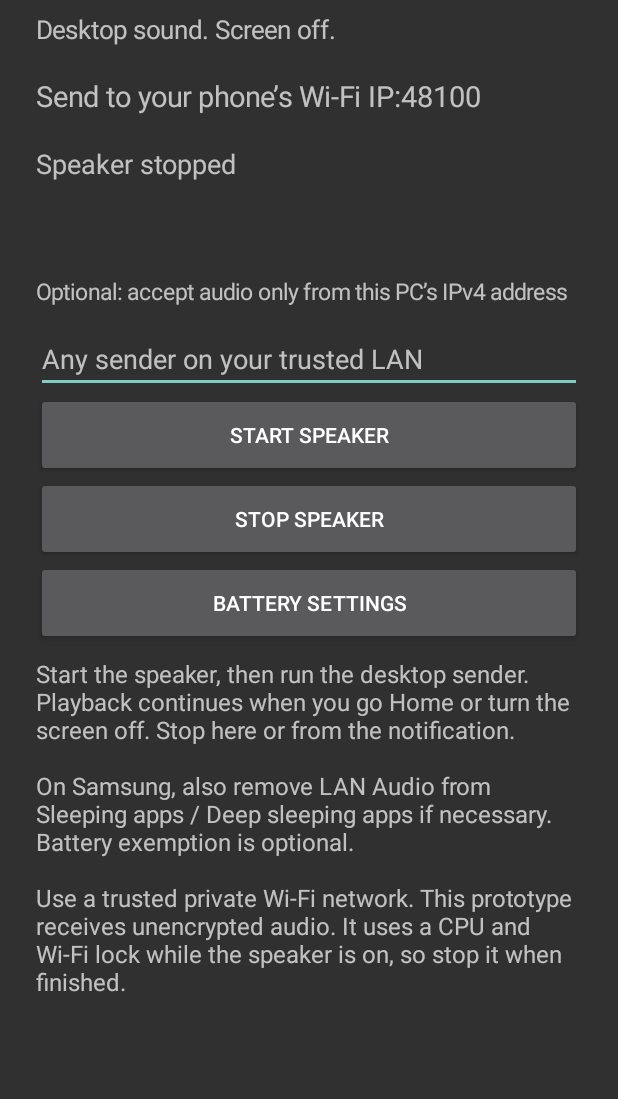
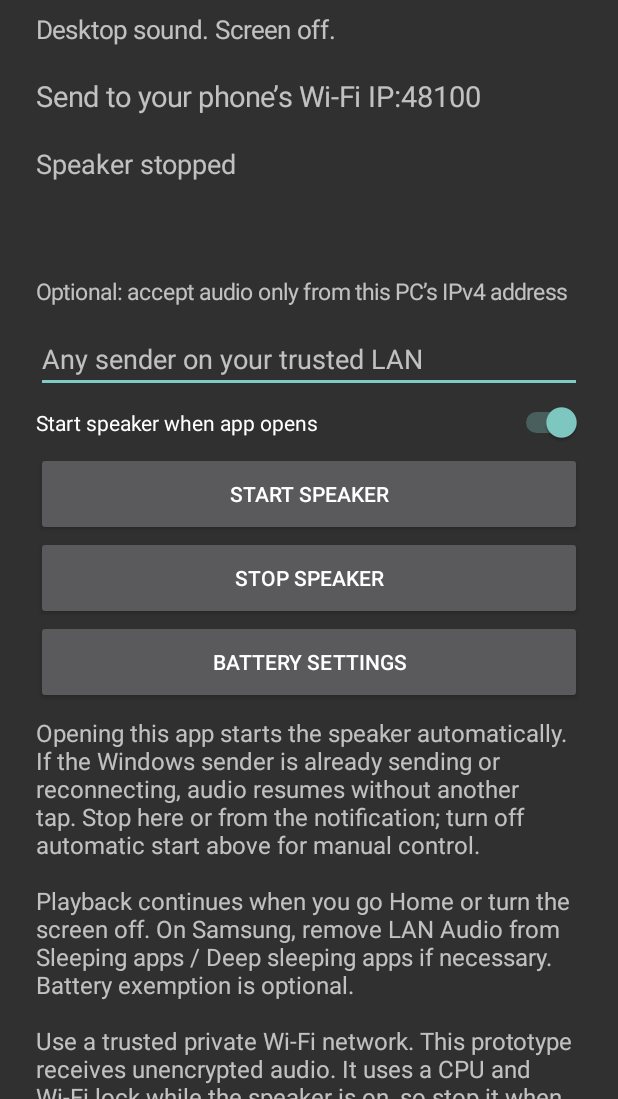
Before and after one commit to neuronsarealsocool/lan-audio, an Android app: the screen it shows after launch (MainActivity), on a phone screen of 412 x 824 dp, the part 137-1236 px from its top. Run offline under Robolectric (Android 15) with nearby library versions, the phone set to English and light mode, and no system bars.

Commit message:
Start Android speaker automatically when opening the app

```diff
--- a/app/build.gradle
+++ b/app/build.gradle
@@ -6,8 +6,8 @@ android {
         applicationId 'io.github.neuronsarealsocool.lanaudio'
         minSdk 23
         targetSdk 35
-        versionCode 2
-        versionName '0.2.0'
+        versionCode 3
+        versionName '0.2.1'
     }
     compileOptions { sourceCompatibility JavaVersion.VERSION_17; targetCompatibility JavaVersion.VERSION_17 }
 }
--- a/app/src/main/java/io/github/neuronsarealsocool/lanaudio/MainActivity.java
+++ b/app/src/main/java/io/github/neuronsarealsocool/lanaudio/MainActivity.java
@@ -17,11 +17,15 @@ public final class MainActivity extends Activity {
     private final Handler handler=new Handler();
     private TextView status;
     private EditText sender;
+    private boolean autoStartOnEntry=true;
     private final Runnable refresh=new Runnable() { public void run() {
         status.setText(PlaybackService.status + "\n\n" + PlaybackService.statistics); handler.postDelayed(this,1000);
     }};
     @Override public void onCreate(Bundle state) {
         super.onCreate(state); setVolumeControlStream(android.media.AudioManager.STREAM_MUSIC);
+        // Rotation recreates the activity while the same speaker session remains.
+        // A new process, including a restored task, is a fresh app opening.
+        autoStartOnEntry=state==null || state.getInt("processId",-1)!=android.os.Process.myPid();
         LinearLayout column=new LinearLayout(this); column.setOrientation(LinearLayout.VERTICAL); column.setPadding(dp(24),dp(28),dp(24),dp(28));
         ScrollView scroll=new ScrollView(this); scroll.addView(column); setContentView(scroll);
         label(column,"LAN Audio",32); label(column,"Desktop sound. Screen off.",17);
@@ -31,21 +35,45 @@ public final class MainActivity extends Activity {
         sender=new EditText(this); sender.setSingleLine(); sender.setHint("Any sender on your trusted LAN");
         sender.setInputType(android.text.InputType.TYPE_CLASS_PHONE);
         sender.setText(getPreferences(0).getString("sender","")); column.addView(sender);
-        button(column,"Start speaker",v -> {
-            String ip=sender.getText().toString().trim();
-            if (!ip.isEmpty() && !validIp(ip)) { sender.setError("Enter a numeric IPv4 address"); return; }
-            getPreferences(0).edit().putString("sender",ip).apply();
-            if (Build.VERSION.SDK_INT>=33 && checkSelfPermission(Manifest.permission.POST_NOTIFICATIONS)!=PackageManager.PERMISSION_GRANTED)
-                requestPermissions(new String[]{Manifest.permission.POST_NOTIFICATIONS},1);
-            Intent i=new Intent(this,PlaybackService.class).putExtra("sender",ip);
-            if(Build.VERSION.SDK_INT>=26) startForegroundService(i); else startService(i);
+        Switch automatic=new Switch(this);
+        automatic.setText("Start speaker when app opens");
+        automatic.setChecked(getPreferences(0).getBoolean("auto_start",true));
+        automatic.setPadding(0,dp(10),0,dp(10));column.addView(automatic);
+        automatic.setOnCheckedChangeListener((view,checked) -> {
+            getPreferences(0).edit().putBoolean("auto_start",checked).apply();
+            if(checked)startSpeaker(true);
         });
+        button(column,"Start speaker",v -> startSpeaker(false));
         button(column,"Stop speaker",v -> stopService(new Intent(this,PlaybackService.class)));
         button(column,"Battery settings",v -> {
             try { startActivity(new Intent(Settings.ACTION_IGNORE_BATTERY_OPTIMIZATION_SETTINGS)); }
             catch(ActivityNotFoundException e) { startActivity(new Intent(Settings.ACTION_APPLICATION_DETAILS_SETTINGS,Uri.parse("package:"+getPackageName()))); }
         });
-        label(column,"Start the speaker, then run the desktop sender. Playback continues when you go Home or turn the screen off. Stop here or from the notification.\n\nOn Samsung, also remove LAN Audio from Sleeping apps / Deep sleeping apps if necessary. Battery exemption is optional.\n\nUse a trusted private Wi-Fi network. This prototype receives unencrypted audio. It uses a CPU and Wi-Fi lock while the speaker is on, so stop it when finished.",16);
+        label(column,"Opening this app starts the speaker automatically. If the Windows sender is already sending or reconnecting, audio resumes without another tap. Stop here or from the notification; turn off automatic start above for manual control.\n\nPlayback continues when you go Home or turn the screen off. On Samsung, remove LAN Audio from Sleeping apps / Deep sleeping apps if necessary. Battery exemption is optional.\n\nUse a trusted private Wi-Fi network. This prototype receives unencrypted audio. It uses a CPU and Wi-Fi lock while the speaker is on, so stop it when finished.",16);
+    }
+    private void startSpeaker(boolean automatic) {
+        String ip=sender.getText().toString().trim();
+        if (!ip.isEmpty() && !validIp(ip)) { sender.setError("Enter a numeric IPv4 address"); return; }
+        getPreferences(0).edit().putString("sender",ip).apply();
+        if (Build.VERSION.SDK_INT>=33 && checkSelfPermission(Manifest.permission.POST_NOTIFICATIONS)!=PackageManager.PERMISSION_GRANTED
+                && (!automatic || !getPreferences(0).getBoolean("notification_requested",false))) {
+            getPreferences(0).edit().putBoolean("notification_requested",true).apply();
+            requestPermissions(new String[]{Manifest.permission.POST_NOTIFICATIONS},1);
+        }
+        Intent i=new Intent(this,PlaybackService.class).putExtra("sender",ip);
+        if(Build.VERSION.SDK_INT>=26) startForegroundService(i); else startService(i);
+    }
+    @Override public void onStart(){
+        super.onStart();
+        if(autoStartOnEntry && getPreferences(0).getBoolean("auto_start",true))startSpeaker(true);
+        autoStartOnEntry=false;
+    }
+    @Override public void onStop(){
+        if(!isChangingConfigurations())autoStartOnEntry=true;
+        super.onStop();
+    }
+    @Override public void onSaveInstanceState(Bundle state){
+        state.putInt("processId",android.os.Process.myPid());super.onSaveInstanceState(state);
     }
     private boolean validIp(String text) {
         String[] parts=text.split("\\.",-1); if(parts.length!=4)return false;
--- a/app/src/main/java/io/github/neuronsarealsocool/lanaudio/PlaybackService.java
+++ b/app/src/main/java/io/github/neuronsarealsocool/lanaudio/PlaybackService.java
@@ -49,7 +49,7 @@ public final class PlaybackService extends Service {
     @Override public int onStartCommand(Intent intent,int flags,int startId) {
         if(intent!=null && "STOP".equals(intent.getAction())) { stopSelf();return START_NOT_STICKY; }
         if(running) return START_NOT_STICKY;
-        // Do not re-arm after a system kill with a null intent. The user starts each session.
+        // Opening the app or tapping Start begins a session. Null-intent system restarts do not.
         if(intent==null){stopSelf();return START_NOT_STICKY;}
         allowed=intent.getStringExtra("sender");if(allowed==null)allowed="";
         try {
```
Also changed, not shown: 3 other files.
